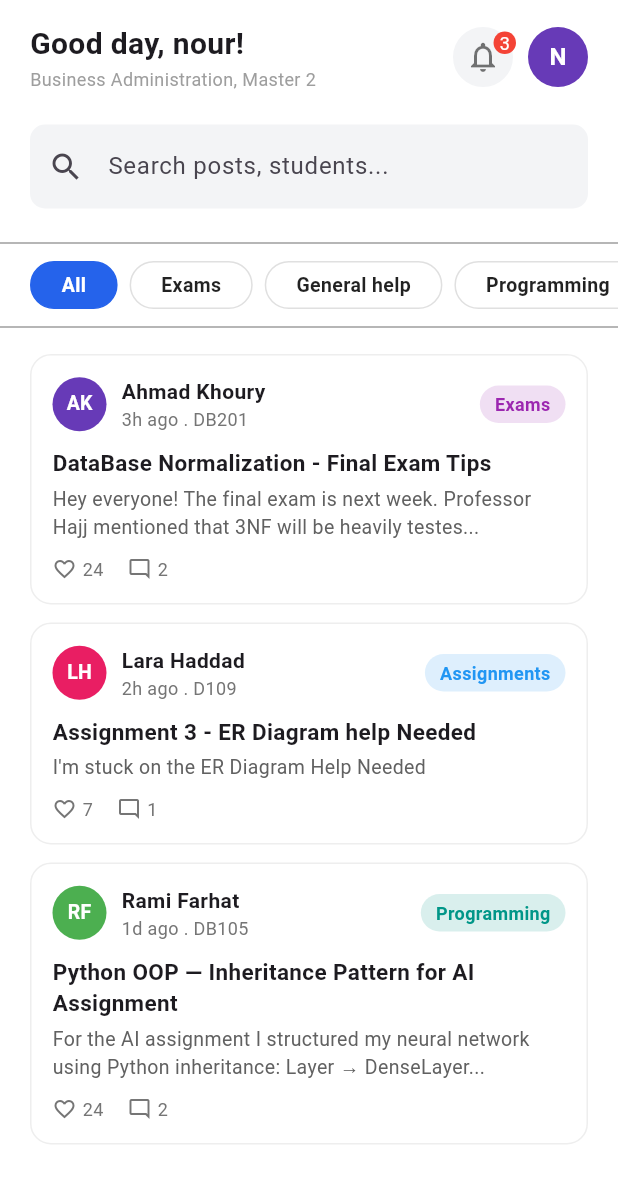
After one commit to NourAlHoudaRifaieh/Uni_Connect, a Flutter app: the HomeScreen screen opened by its route, on a phone screen of 412 x 824 dp. The commit adds this screen. Shown: the top 1183 px of the screen. Run offline on Flutter 3.47's test engine with Material 3 defaults, Android fonts, the light colour scheme and no system bars; our stand-ins replace cloud_firestore, firebase_auth, firebase_core, go_router; accounts and stored records are empty.

Commit message:
created homeScreen with updated layout

```diff
--- a/lib/core/widgets/custom_form_field.dart
+++ b/lib/core/widgets/custom_form_field.dart
@@ -2,23 +2,25 @@ import 'package:flutter/material.dart';
 
 class CustomFormField extends StatelessWidget {
 
-  final String label;
+  final String? label;
   final String hint;
   final TextEditingController controller;
   final bool obscureText;
   final Color? color;
   final TextInputType keyboardType;
   final String? Function(String?)? validator;
+  final Widget? prefixIcon;
 
   const CustomFormField({
     super.key,
-    required this.label,
+    this.label,
     required this.hint,
     required this.controller,
     this.color,
     this.obscureText = false,
     this.keyboardType = TextInputType.text,
     this.validator,
+    this.prefixIcon,
   });
 
   @override
@@ -27,13 +29,14 @@ class CustomFormField extends StatelessWidget {
     return Column(
       crossAxisAlignment: CrossAxisAlignment.start,
       children: [
-        Text(
-          label,
-          style: const TextStyle(
-            fontWeight: FontWeight.w600,
-            fontSize:13,
+        if (label !=null)
+          Text(
+            label!,
+            style: const TextStyle(
+              fontWeight: FontWeight.w600,
+              fontSize:13,
+            ),
           ),
-        ),
         const SizedBox(height:6),
         TextFormField(
           controller: controller,
@@ -44,6 +47,7 @@ class CustomFormField extends StatelessWidget {
             hintText: hint,
             filled: true,
             fillColor: const Color(0xFFF3F4F6),
+            prefixIcon: prefixIcon,
             border: OutlineInputBorder(
               borderRadius: BorderRadius.circular(10),
               borderSide:BorderSide.none,
--- a/lib/core/widgets/personal_info_step.dart
+++ b/lib/core/widgets/personal_info_step.dart
@@ -58,6 +58,12 @@ class PersonalInfoStep extends StatelessWidget {
                 if(value == null || value.isEmpty){
                   return 'Email is required';
                 }
+                final email = value.toLowerCase();
+                final isStudent = email.endsWith('@st.ul.edu.lb');
+                final isAdmin = email.endsWith('@admin.ul.edu.lb');
+                if(!isStudent && !isAdmin){
+                  return 'Use your university email';
+                }
                 return null;
               },
             ),
--- /dev/null
+++ b/lib/features/feed/presentation/home_screen.dart
@@ -0,0 +1,212 @@
+import 'package:flutter/material.dart';
+import 'package:uni_connect/core/widgets/custom_form_field.dart';
+import '../widgets/post_card.dart';
+
+class HomeScreen extends StatefulWidget{
+  HomeScreen({Key? key}): super(key:key);
+  @override
+  State <HomeScreen> createState() => _HomeScreenState();
+}
+
+class _HomeScreenState extends State <HomeScreen>{
+
+  TextEditingController _searchController = TextEditingController();
+  List <String> categories = ['All','Exams','General help', 'Programming', 'Assignments', 'Math','Physics'];
+  String selectedCategory = 'All';
+
+  final List<PostCardData> posts =[
+    PostCardData(
+        title: 'DataBase Normalization - Final Exam Tips',
+        authorInitials: 'AK',
+        authorName: 'Ahmad Khoury',
+        avatarColor: Colors.deepPurple,
+        category: 'Exams',
+        categoryColor: Colors.purple,
+        comments: 2,
+        likes: 24,
+        preview: 'Hey everyone! The final exam is next week. Professor Hajj mentioned that 3NF will be heavily testes...',
+        subjectCode: 'DB201',
+        timeAgo: '3h ago'
+    ),
+    PostCardData(
+        title: 'Assignment 3 - ER Diagram help Needed',
+        authorInitials: 'LH',
+        authorName: 'Lara Haddad',
+        avatarColor: Colors.pink,
+        category: 'Assignments',
+        categoryColor: Colors.blue,
+        comments: 1,
+        likes: 7,
+        preview: "I'm stuck on the ER Diagram Help Needed",
+        subjectCode: 'D109',
+        timeAgo: '2h ago'
+    ),
+    PostCardData(
+        title: 'Python OOP — Inheritance Pattern for AI Assignment',
+        authorInitials: 'RF',
+        authorName: 'Rami Farhat',
+        avatarColor: Colors.green,
+        category: 'Programming',
+        categoryColor: Colors.teal,
+        comments: 2,
+        likes: 24,
+        preview: 'For the AI assignment I structured my neural network using Python inheritance: Layer → DenseLayer...',
+        subjectCode: 'DB105',
+        timeAgo: '1d ago'
+    ),
+  ];
+
+
+  @override
+  Widget build(BuildContext context){
+    final filteredPosts = selectedCategory == 'All'
+        ? posts
+        : posts.where((p) => p.category == selectedCategory).toList();
+    return Scaffold(
+      backgroundColor: Colors.white,
+      body: SafeArea(
+        child:Column(
+          children: [
+            Padding(
+              padding: EdgeInsets.symmetric(horizontal:20, vertical:15),
+              child: Column(
+                crossAxisAlignment: CrossAxisAlignment.start,
+                children: [
+                  Row(
+                    children:[
+                      Expanded(
+                        child: Column(
+                          crossAxisAlignment: CrossAxisAlignment.start,
+                          children: const[
+                            Text('Good day, nour! ', style: TextStyle(fontSize:20, fontWeight: FontWeight.bold)),
+                            Text('Business Administration, Master 2', style: TextStyle(fontSize:12, color: Colors.grey)),
+                          ],
+                        ),
+                      ),
+                      Stack(
+                        clipBehavior: Clip.none,
+                        children: [
+                          Container(
+                            width:40,
+                            height:40,
+                            decoration:BoxDecoration(
+                              color: Color(0xFFF3F4F6),
+                              borderRadius: BorderRadius.circular(20),
+                              border: Border.all( color: Color(0xFFF3F4F6)),
+                            ),
+                            child: Icon(Icons.notifications_none, color: Colors.black54),
+                          ),
+                          Positioned(
+                            top:-2,
+                            right: -2,
+                            child: Container(
+                              padding: const EdgeInsets.all(4),
+                              decoration: BoxDecoration(
+                                color: Colors.red,
+                                shape: BoxShape.circle
+                              ),
+                              child: Text('3', style:TextStyle(color:Colors.white, fontSize:12))
+                            ),
+                          ),
+                        ],
+                      ),
+                      SizedBox(width:10),
+                      CircleAvatar(
+                        radius:20,
+                        backgroundColor:Colors.deepPurple,
+                        child: Text('N', style: TextStyle(color: Colors.white, fontWeight: FontWeight.bold))
+                      ),
+                    ],
+                  ),
+                  SizedBox(height:16),
+                  CustomFormField(
+                      hint: 'Search posts, students...',
+                      controller: _searchController,
+                      prefixIcon: Icon(Icons.search),
+                      validator: (value) =>
+                          value!.isEmpty ? 'Cannot be empty' : null
+                  ),
+                  // SizedBox(height:14),
+
+
+                ],
+              ),
+            ),
+            Divider(
+              color:Colors.grey,
+              thickness: 1,
+              // indent:10,
+              // endIndent: 10,
+            ),
+            SizedBox(height:4),
+            SizedBox(
+              height:32,
+              child: ListView.builder(
+                scrollDirection: Axis.horizontal,
+                padding: EdgeInsets.symmetric(horizontal:20),
+                // physics: BouncingScrollPhysics(),
+                itemCount: categories.length,
+                // separatorBuilder: (_, __) => const SizedBox(width: 8),
+                itemBuilder: (context, index){
+                  String cat = categories[index];
+                  bool isSelected = cat == selectedCategory;
+                  return GestureDetector(
+                    onTap: () {
+                      setState(() {
+                        selectedCategory = cat;
+                      });
+                    },
+                    child: Container(
+                      margin: EdgeInsets.only(right:8),
+                      padding: EdgeInsets.symmetric(horizontal:20),
+                      alignment: Alignment.center,
+                      decoration: BoxDecoration(
+                        color: isSelected ? Color(0xFF2563EB) : Colors.white,
+                        borderRadius: BorderRadius.circular(20),
+                        border: Border.all(
+                          color: isSelected ? Color(0xFF2563EB) : Colors.grey.shade300,
+                        ),
+                      ),
+                      child: Text(
+                        cat,
+                        style: TextStyle(
+                          color: isSelected ? Colors.white : Colors.black87,
+                          fontWeight: FontWeight.w600,
+                          fontSize:13,
+                        ),
+                      ),
+                    ),
+                  );
+                },
+              ),
+            ),
+            SizedBox(height:4),
+
+            Divider(
+              color:Colors.grey,
+              thickness: 1,
+              // indent:10,
+              // endIndent: 10,
+            ),
+            SizedBox(height:10),
+            Expanded(
+              child: ListView.builder(
+                padding: const EdgeInsets.symmetric(horizontal: 20),
+                itemCount: filteredPosts.length,
+                itemBuilder: (context, index) {
+                  return PostCard(
+                    data: filteredPosts[index],
+                    onTap: () {
+                      // will open post detail screen later
+                    },
+                  );
+                },
+              ),
+            ),
+            SizedBox(height:10),
+          ],
+        ),
+      ),
+    );
+  }
+}
--- /dev/null
+++ b/lib/features/feed/widgets/post_card.dart
@@ -0,0 +1,148 @@
+import 'package:flutter/material.dart';
+
+class PostCardData{
+  final String authorName;
+  final String authorInitials;
+  final Color avatarColor;
+  final String subjectCode;
+  final String timeAgo;
+  final String category;
+  final Color categoryColor;
+  final String title;
+  final String preview;
+  final int likes;
+  final int comments;
+
+  PostCardData({
+    required this.title,
+    required this.authorInitials,
+    required this.authorName,
+    required this.avatarColor,
+    required this.category,
+    required this.categoryColor,
+    required this.comments,
+    required this.likes,
+    required this.preview,
+    required this.subjectCode,
+    required this.timeAgo,
+  });
+}
+
+class PostCard extends StatelessWidget{
+  final PostCardData data;
+  final VoidCallback? onTap;
+
+  const PostCard({
+    super.key,
+    this.onTap, required this.data
+  });
+
+  @override
+  Widget build(BuildContext context){
+    return GestureDetector(
+      onTap: onTap,
+      child: Container(
+        margin: const EdgeInsets.only(bottom:12),
+        padding: const EdgeInsets.all(14),
+        decoration: BoxDecoration(
+          color: Colors.white,
+          borderRadius: BorderRadius.circular(14),
+          border: Border.all(color: Colors.grey.shade200),
+        ),
+        child: Column(
+          crossAxisAlignment: CrossAxisAlignment.start,
+          children: [
+            Row(
+              children: [
+                CircleAvatar(
+                  radius: 18,
+                  backgroundColor:  data.avatarColor,
+                  child: Text(
+                    data.authorInitials,
+                    style: const TextStyle(
+                      color: Colors.white,
+                      fontWeight: FontWeight.bold,
+                      fontSize:13,
+                    ),
+                  ),
+                ),
+                const SizedBox(width:10),
+                Expanded(
+                  child: Column(
+                    crossAxisAlignment: CrossAxisAlignment.start,
+                    children: [
+                      Text(
+                        data.authorName,
+                        style: const TextStyle(
+                            fontWeight: FontWeight.bold,
+                            fontSize:14
+                        ),
+                      ),
+                      Text(
+                        data.timeAgo + ' . ' + data.subjectCode,
+                        style: TextStyle(
+                            fontSize: 12,
+                            color: Colors.grey.shade600
+                        ),
+                      ),
+                    ],
+                  ),
+                ),
+                Container(
+                  padding: const EdgeInsets.symmetric(horizontal:10, vertical:4),
+                  decoration: BoxDecoration(
+                    color: data.categoryColor.withOpacity(0.15),
+                    borderRadius: BorderRadius.circular(20),
+                  ),
+                  child: Text(
+                    data.category,
+                    style: TextStyle(
+                      color: data.categoryColor,
+                      fontWeight: FontWeight.w600,
+                      fontSize:12,
+                    ),
+                  ),
+                ),
+              ],
+            ),
+            const SizedBox(height:10),
+            Text(
+              data.title,
+              style: TextStyle(
+                fontWeight: FontWeight.bold,
+                fontSize:15,
+              ),
+            ),
+            const SizedBox(height:4),
+            Text(
+              data.preview,
+              maxLines:3,
+              overflow: TextOverflow.ellipsis,
+              style: TextStyle(
+                fontSize:13,
+                color: Colors.grey.shade700,
+              ),
+            ),
+            const SizedBox(height:10),
+
+            Row(
+              children: [
+                Icon(Icons.favorite_border, size: 16, color: Colors.grey.shade600),
+                SizedBox(width:4),
+                Text('${data.likes}', style: TextStyle(fontSize:12, color: Colors.grey.shade600)),
+                SizedBox(width:16),
+                Icon(Icons.mode_comment_outlined, size:16, color: Colors.grey.shade600),
+                SizedBox(width:4),
+                Text('${data.comments}', style: TextStyle(fontSize:12, color: Colors.grey.shade600)),
+
+                // const Spacer(),
+                // Icon(Icons.bookmark_border, size:18, color: Colors.grey.shade600),
+
+              ],
+            ),
+          ],
+        ),
+      ),
+    );
+  }
+}
--- a/lib/routing/app_router.dart
+++ b/lib/routing/app_router.dart
@@ -1,4 +1,6 @@
+import 'package:flutter/material.dart';
 import 'package:go_router/go_router.dart';
+import 'package:uni_connect/features/feed/presentation/home_screen.dart';
 import '../features/auth/presentation/login_screen.dart';
 import '../features/auth/presentation//register_screen.dart';
 
@@ -13,5 +15,14 @@ final GoRouter appRouter = GoRouter(
         path: '/register',
         builder: (context, state) => RegisterScreen(),
       ),
+      GoRoute(
+        path: '/home',
+        builder: (context, state) => HomeScreen(),
+        // builder: (context, state) => const Scaffold(
+        //   body: Center(
+        //     child: Text('Home Screen coming soon')
+        //   ),
+        // ),
+      ),
     ],
 );
```
Also changed, not shown: lib/features/auth/data/auth_repository.dart (added, +89 -0 lines), lib/features/auth/presentation/login_screen.dart (+37 -7 lines), lib/features/auth/presentation/register_screen.dart (+69 -7 lines).
